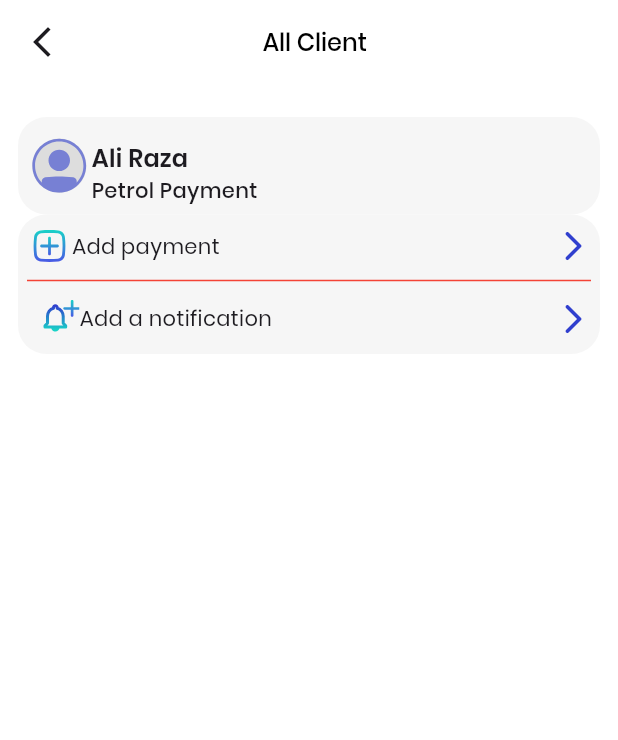
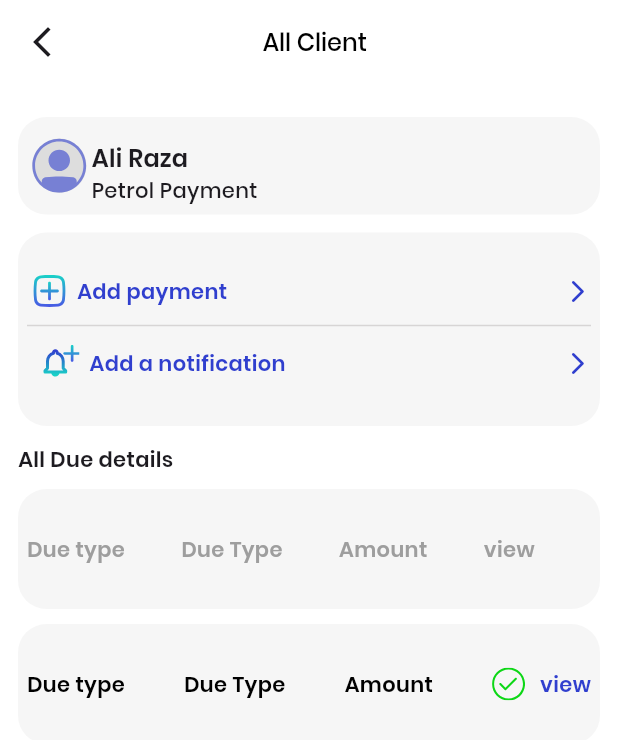
Before and after one commit to huzaifaa786/movement, a Flutter app: the screen it shows after launch, on a phone screen of 412 x 824 dp. Shown: the top 740 px of the screen. Run offline on Flutter 3.47's test engine with Material 3 defaults, Android fonts, the light colour scheme and no system bars; our stand-ins replace flutter_svg, gap, get, gradient_borders, table_calendar; missing offline and left inert: dart:js_util.

Commit message:
ali raza

```diff
--- a/lib/components/clientinfobutton.dart
+++ b/lib/components/clientinfobutton.dart
@@ -7,13 +7,17 @@
 
   @override
   Widget build(BuildContext context) {
-    return Container(
+    return Padding(
+      padding: const EdgeInsets.only(top: 12),
+      child: Container(
         padding: const EdgeInsets.all(6.0),
         width: MediaQuery.of(context).size.width,
+        height: 129,
         decoration: BoxDecoration(
             color: lightGrey,
             borderRadius: BorderRadius.all(Radius.circular(19))),
         child: Column(
+          mainAxisAlignment: MainAxisAlignment.center,
           children: [
             Row(
               mainAxisAlignment: MainAxisAlignment.spaceBetween,
@@ -21,17 +25,24 @@
                 Row(
                   children: [
                     SvgPicture.asset('assets/images/add.svg'),
-                  Text('Add payment')
+                    Text(
+                      ' Add payment',
+                      style: TextStyle(
+                          fontSize: 14,
+                          fontWeight: FontWeight.w600,
+                          color: mainColor),
+                    )
                   ],
                 ),
                 Icon(
                   Icons.arrow_forward_ios_rounded,
                   color: mainColor,
+                  size: 18,
                 )
               ],
             ),
             new Divider(
-            color: Colors.red,
+              color: const Color.fromARGB(255, 215, 213, 213),
             ),
             Row(
               mainAxisAlignment: MainAxisAlignment.spaceBetween,
@@ -39,17 +50,25 @@
                 Row(
                   children: [
                     SvgPicture.asset('assets/images/bell.svg'),
-                  Text('Add a notification')
+                    Text(
+                      '  Add a notification',
+                      style: TextStyle(
+                          fontSize: 14,
+                          fontWeight: FontWeight.w600,
+                          color: mainColor),
+                    )
                   ],
                 ),
                 Icon(
                   Icons.arrow_forward_ios_rounded,
                   color: mainColor,
+                  size: 18,
                 )
               ],
             ),
           ],
         ),
+      ),
     );
   }
 }
--- /dev/null
+++ b/lib/components/detail.dart
@@ -0,0 +1,58 @@
+import 'package:flutter/material.dart';
+import 'package:flutter_svg/flutter_svg.dart';
+import 'package:noobz/utils/colors.dart';
+
+class DetailCard extends StatelessWidget {
+  const DetailCard({super.key});
+
+  @override
+  Widget build(BuildContext context) {
+    return Padding(
+      padding: const EdgeInsets.only(top: 10),
+      child: Container(
+           padding: const EdgeInsets.all(6.0),
+
+
+       width: MediaQuery.of(context).size.width,
+          height: 80,
+          decoration: BoxDecoration(
+            borderRadius: BorderRadius.all(Radius.circular(19)),
+              color: lightGrey,),
+
+        child: Row(
+          mainAxisAlignment: MainAxisAlignment.spaceBetween,
+          children: [
+            Text(
+              'Due type',
+              style: TextStyle(
+                  fontSize: 14, fontWeight: FontWeight.w600, color: Colors.black),
+            ),
+            Text(
+              'Due Type',
+              style: TextStyle(
+                  fontSize: 14, fontWeight: FontWeight.w600, color: Colors.black),
+            ),
+            Text(
+              'Amount',
+              style: TextStyle(
+                  fontSize: 14, fontWeight: FontWeight.w600, color: Colors.black),
+            ),
+            Row(
+              children: [
+                SvgPicture.asset('assets/images/tick.svg'),
+                Text(
+                  '   view',
+                  style: TextStyle(
+                      fontSize: 14, fontWeight: FontWeight.w600, color: mainColor),
+                ),
+
+              ],
+            ),
+
+          ],
+        ),
+
+      ),
+    );
+  }
+}
--- a/lib/views/company/client/clientinfo/clientinfo_view.dart
+++ b/lib/views/company/client/clientinfo/clientinfo_view.dart
@@ -1,8 +1,11 @@
 import 'package:flutter/material.dart';
+import 'package:gap/gap.dart';
 import 'package:get/get.dart';
 import 'package:noobz/components/clientinfo.dart';
 import 'package:noobz/components/clientinfobutton.dart';
+import 'package:noobz/components/detail.dart';
 import 'package:noobz/components/topbbar.dart';
+import 'package:noobz/utils/colors.dart';
 
 class ClientInfo extends StatefulWidget {
   const ClientInfo({super.key});
@@ -33,7 +36,61 @@
                     name: 'Ali Raza',
                     type: 'Petrol Payment',
                   ),
-                  ClientinfoButton()
+                  ClientinfoButton(),
+                  Gap(12),
+                  Row(
+                    children: [
+                      Text(
+                        'All Due details',
+                        style: TextStyle(
+                            fontSize: 14, fontWeight: FontWeight.w600),
+                      ),
+                    ],
+                  ),
+                  Gap(10),
+                  Container(
+                    padding: const EdgeInsets.all(6.0),
+                    width: MediaQuery.of(context).size.width,
+                    height: 80,
+                    decoration: BoxDecoration(
+                        color: lightGrey,
+                        borderRadius: BorderRadius.all(Radius.circular(19))),
+                    child: Row(
+                      mainAxisAlignment: MainAxisAlignment.spaceBetween,
+                      children: [
+                        Text(
+                          'Due type',
+                          style: TextStyle(
+                              fontSize: 14,
+                              fontWeight: FontWeight.w600,
+                              color: Colors.grey),
+                        ),
+                        Text(
+                          'Due Type',
+                          style: TextStyle(
+                              fontSize: 14,
+                              fontWeight: FontWeight.w600,
+                              color: Colors.grey),
+                        ),
+                        Text(
+                          'Amount',
+                          style: TextStyle(
+                              fontSize: 14,
+                              fontWeight: FontWeight.w600,
+                              color: Colors.grey),
+                        ),
+                        Text(
+                          'view',
+                          style: TextStyle(
+                              fontSize: 14,
+                              fontWeight: FontWeight.w600,
+                              color: Colors.grey),
+                        ),
+                        Text('')
+                      ],
+                    ),
+                  ),
+                  DetailCard()
                 ]))));
   }
 }
```
Also changed, not shown: assets/images/cross.svg (added), assets/images/nimbus_stop.svg (added), assets/images/tick.svg (added). Lines whose indentation alone changed are shown as unchanged.
